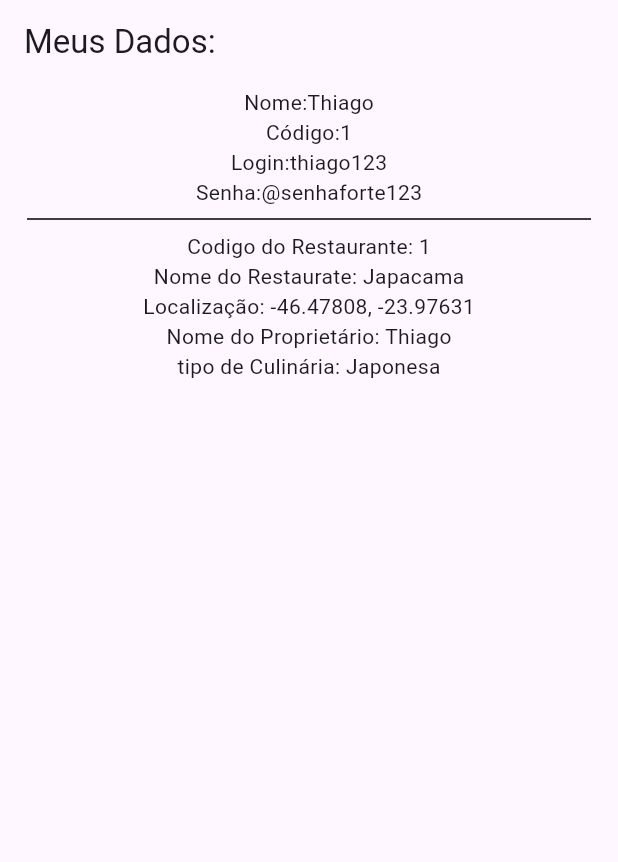
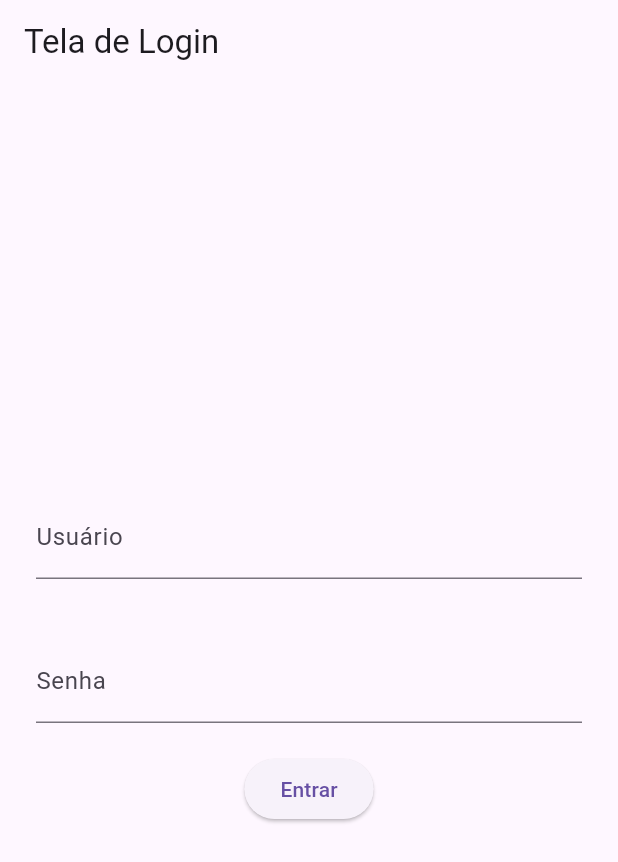
Before and after one commit to Thiago-freitas-S/ComaBem, a Flutter app: the screen it shows after launch, on a phone screen of 412 x 824 dp. Shown: the top 862 px of the screen. Run offline on Flutter 3.47's test engine with Material 3 defaults, Android fonts, the phone set to English and light mode, and no system bars.

Commit message:
Criação de telas de home e login funcionando a ação de login sem banco de dados

```diff
--- a/lib/main.dart
+++ b/lib/main.dart
@@ -1,7 +1,9 @@
 import 'package:flutter/material.dart';
+import 'package:projetoflutter/tela_login.dart';
 import 'usuario.dart';
 import 'tipo.dart';
 import 'restaurante.dart';
+import 'tela_login.dart';
 
 void main() {
   runApp(const MyApp());
@@ -11,7 +13,7 @@ class MyApp extends StatelessWidget {
   const MyApp({super.key});
   @override
   Widget build(BuildContext context) {
-    Usuario u = Usuario(
+    /*Usuario u = Usuario(
         codigousoa: 1,
         loginusoa: "thiago123",
         nomeusoa: "Thiago",
@@ -26,37 +28,10 @@ class MyApp extends StatelessWidget {
     );
     Tipo t = Tipo(
       nomedotipoderestaurante: "Japonesa"
+    );*/
+    return MaterialApp(
+      debugShowCheckedModeBanner: false,
+      home: TelaLogin(),
     );
-    return MaterialApp(
-      home:Scaffold(
-      appBar: AppBar(
-        title: const Text("Meus Dados:"),
-      ),
-      body: Center(
-        child: Padding(padding: const EdgeInsets.all(2.0),
-          child:Column(
-            children: [
-            Text("Nome:${u.nomeusoa}"),
-            Text("Código:${u.codigousoa}"),
-            Text("Login:${u.loginusoa}"),
-            Text("Senha:${u.senhausoa}"),
-              Divider(
-                color: Colors.black,
-                thickness: 1,
-                indent: 16,
-                endIndent: 16,
-              ),
-            Text("Codigo do Restaurante: ${r.codigorestaurante}"),
-            Text("Nome do Restaurate: ${r.nomerestaurante}"),
-            Text("Localização: ${r.latitude}, ${r.longitude}"),
-            Text("Nome do Proprietário: ${u.nomeusoa}"),
-            Text("tipo de Culinária: ${t.nomedotipoderestaurante}")
-          ]
-            ,)
-          ,),
-      ),
-      )
-    );
-
   }
 }
--- /dev/null
+++ b/lib/tela_home.dart
@@ -0,0 +1,15 @@
+import 'package:flutter/material.dart';
+
+class Telahome extends StatelessWidget{
+  Telahome({super.key});
+
+  @override
+  Widget build(BuildContext context) {
+    return Scaffold(
+      appBar: AppBar(title: const Text("Seja Bem-vindo: ")),
+      body: const Center(
+        child: Text("Tela de Home"),
+      ),
+    );
+  }
+}
--- /dev/null
+++ b/lib/tela_login.dart
@@ -0,0 +1,53 @@
+import 'package:flutter/material.dart';
+import 'usuario.dart';
+import 'tela_home.dart';
+
+class TelaLogin extends StatelessWidget{
+  TelaLogin({super.key});
+
+  Usuario u = Usuario(
+      codigousoa: 1,
+      loginusoa: "thiago123",
+      nomeusoa: "Thiago",
+      senhausoa: "@senhaforte123"
+  );
+
+final TextEditingController usuarioController = TextEditingController();
+final TextEditingController senhaController = TextEditingController();
+
+  @override
+  Widget build(BuildContext context){
+    return Scaffold(
+      appBar: AppBar(title: const Text("Tela de Login")),
+      body: Padding(padding: const EdgeInsets.all(24.0),
+      child: Column(
+        mainAxisAlignment: MainAxisAlignment.center,
+        children: [
+          TextField(
+            decoration: const InputDecoration(labelText: 'Usuário'),
+            controller: usuarioController,
+          ),
+          const SizedBox(height: 40,),
+          TextField(
+            decoration: const InputDecoration(labelText: 'Senha'),
+            obscureText: true,
+            controller: senhaController,
+          ),
+          const SizedBox(height: 20,),
+          ElevatedButton(onPressed: (){
+            if (usuarioController.text == u.loginusoa && senhaController.text == u.senhausoa){
+              Navigator.push(context,
+              MaterialPageRoute(builder: (context)=> Telahome())
+              );
+            }else {
+              ScaffoldMessenger.of(context).showSnackBar(
+                  SnackBar(content: Text("Usuario ou senha Invalidos!! "))
+                  );
+            }
+          }, child: const Text('Entrar'))
+        ],
+      ),
+      )
+    );
+  }
+}
```
Also changed, not shown: lib/usuario.dart (line endings or trailing spaces).
